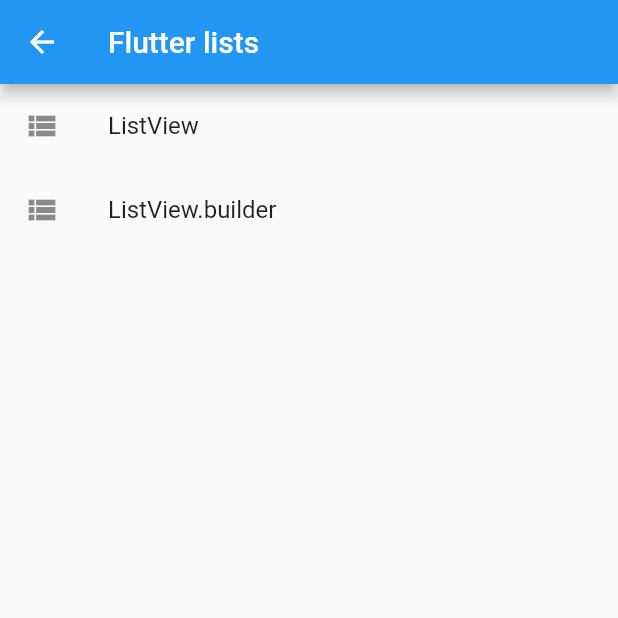
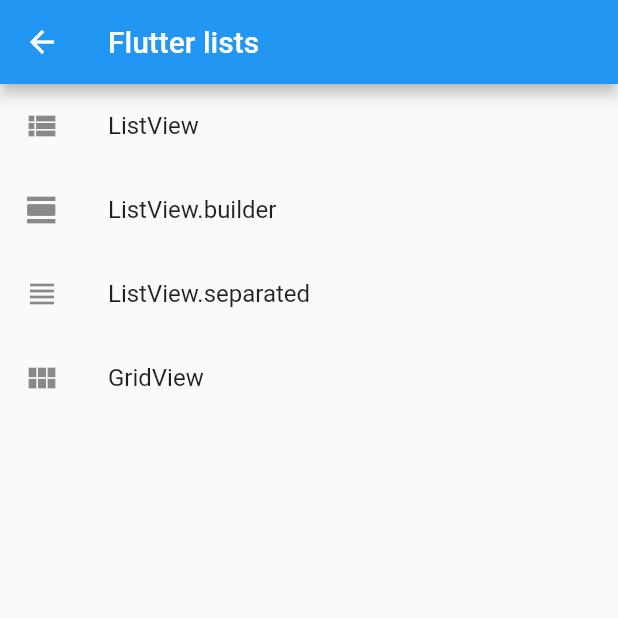
Before and after one commit to Goolpe/flutter_simple, a Flutter app: the Lists screen opened directly, on a phone screen of 412 x 824 dp, the top half of it. Run offline on Flutter 3.47's test engine with Material 2 defaults, Android fonts, the phone set to English and light mode, and no system bars.

Commit message:
add grid view

```diff
--- a/lib/examples/lists/index.dart
+++ b/lib/examples/lists/index.dart
@@ -1,6 +1,8 @@
 import 'package:flutter/material.dart';
 import 'package:flutter_simple/examples/lists/exampleListView.dart';
 import 'package:flutter_simple/examples/lists/exampleListViewBuilder.dart';
+import 'package:flutter_simple/examples/lists/exampleListViewSeparated.dart';
+import 'package:flutter_simple/examples/lists/exampleGridView.dart';
 
 class Lists extends StatelessWidget{
 
@@ -20,10 +22,24 @@ class Lists extends StatelessWidget{
               },
             ),
             ListTile(
-              leading: Icon(Icons.view_list),
+              leading: Icon(Icons.view_day),
               title: Text('ListView.builder'),
               onTap: (){
                 Navigator.push(context, MaterialPageRoute(builder: (context) => ExampleListViewBuilder()));
+              },
+            ),
+            ListTile(
+              leading: Icon(Icons.view_headline),
+              title: Text('ListView.separated'),
+              onTap: (){
+                Navigator.push(context, MaterialPageRoute(builder: (context) => ExampleListViewSeparated()));
+              },
+            ),
+            ListTile(
+              leading: Icon(Icons.view_module),
+              title: Text('GridView'),
+              onTap: (){
+                Navigator.push(context, MaterialPageRoute(builder: (context) => ExampleGridView()));
               },
             ),
           ],
```
Also changed, not shown: lib/examples/lists/exampleGridView.dart (added, +58 -0 lines), lib/examples/lists/exampleListViewSeparated.dart (added, +23 -0 lines), 1 other file.
